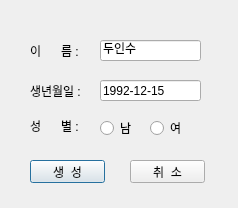
Micalgenus/gois-client, file dialog_createkey.ui: the form before one commit.
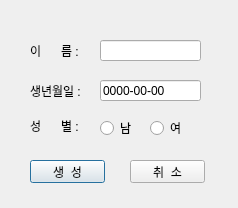
The form after the commit.

Diff of the .ui file:
```diff
--- a/dialog_createkey.ui
+++ b/dialog_createkey.ui
@@ -75,7 +75,7 @@
     </rect>
    </property>
    <property name="text">
-    <string>두인수</string>
+    <string/>
    </property>
   </widget>
   <widget class="QLineEdit" name="keycreate_birthtext">
@@ -88,7 +88,7 @@
     </rect>
    </property>
    <property name="text">
-    <string>1992-12-15</string>
+    <string>0000-00-00</string>
    </property>
   </widget>
   <widget class="QLabel" name="keycreate_birthlab">
```
